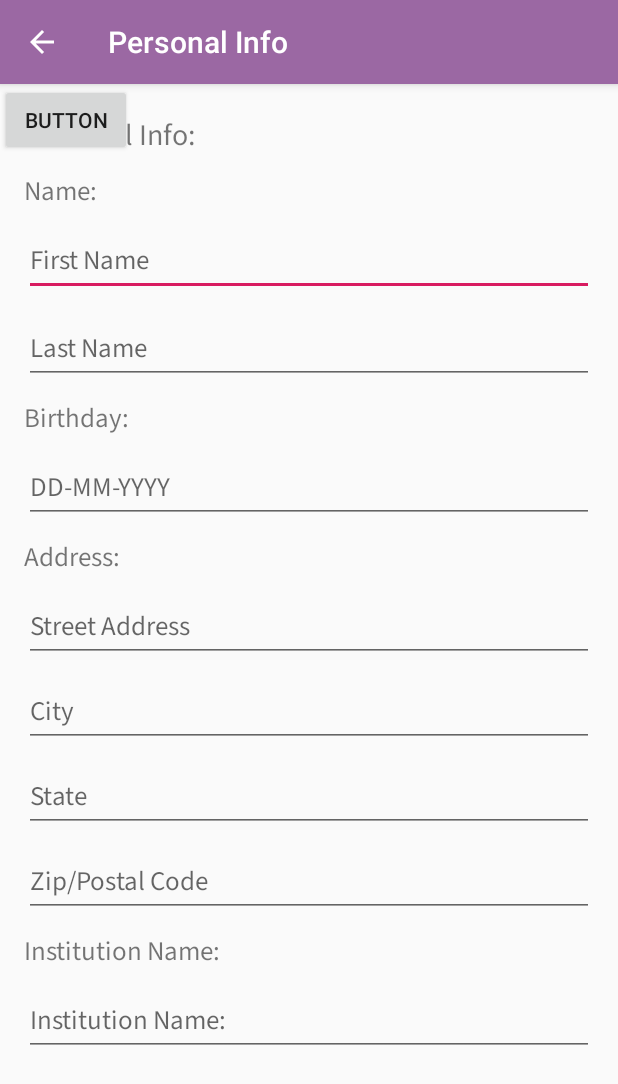
After one commit to Kenkhoo99/UserProfile, an Android app: the Personal_Info screen opened directly, with no data from a screen before it, on a phone screen of 412 x 824 dp. The commit adds this screen. Shown: the top 1084 px of the screen. Run offline under Robolectric (Android 15) with nearby library versions, the phone set to English and light mode, and no system bars.

Commit message:
user profile commit

```diff
--- a/app/build.gradle
+++ b/app/build.gradle
@@ -25,7 +25,7 @@ android {
 
 dependencies {
     implementation fileTree(dir: 'libs', include: ['*.jar'])
-    implementation"org.jetbrains.kotlin:kotlin-stdlib-jdk7:$kotlin_version"
+    implementation "org.jetbrains.kotlin:kotlin-stdlib-jdk7:$kotlin_version"
     implementation 'androidx.appcompat:appcompat:1.1.0'
     implementation 'androidx.core:core-ktx:1.1.0'
     implementation 'androidx.constraintlayout:constraintlayout:1.1.3'
--- a/app/src/main/AndroidManifest.xml
+++ b/app/src/main/AndroidManifest.xml
@@ -9,6 +9,7 @@
         android:roundIcon="@mipmap/ic_launcher_round"
         android:supportsRtl="true"
         android:theme="@style/AppTheme">
+        <activity android:name=".Personal_Info"></activity>
         <activity android:name=".MainActivity">
             <intent-filter>
                 <action android:name="android.intent.action.MAIN" />
@@ -16,6 +17,7 @@
                 <category android:name="android.intent.category.LAUNCHER" />
             </intent-filter>
         </activity>
+
         <meta-data
             android:name="preloaded_fonts"
             android:resource="@array/preloaded_fonts" />
--- /dev/null
+++ b/app/src/main/java/com/example/userprofile/Personal_Info.kt
@@ -0,0 +1,16 @@
+package com.example.userprofile
+
+import androidx.appcompat.app.AppCompatActivity
+import android.os.Bundle
+
+class Personal_Info : AppCompatActivity() {
+
+    override fun onCreate(savedInstanceState: Bundle?) {
+        super.onCreate(savedInstanceState)
+        setContentView(R.layout.activity_personal__info)
+
+        supportActionBar!!.title = "Personal Info"
+        supportActionBar!!.setDisplayHomeAsUpEnabled(true)
+        supportActionBar!!.setDisplayHomeAsUpEnabled(true)
+    }
+}
--- /dev/null
+++ b/app/src/main/res/font/source_sans_pro.xml
@@ -0,0 +1,7 @@
+<?xml version="1.0" encoding="utf-8"?>
+<font-family xmlns:app="http://schemas.android.com/apk/res-auto"
+        app:fontProviderAuthority="com.google.android.gms.fonts"
+        app:fontProviderPackage="com.google.android.gms"
+        app:fontProviderQuery="Source Sans Pro"
+        app:fontProviderCerts="@array/com_google_android_gms_fonts_certs">
+</font-family>
--- /dev/null
+++ b/app/src/main/res/layout/activity_personal__info.xml
@@ -0,0 +1,218 @@
+<?xml version="1.0" encoding="utf-8"?>
+<ScrollView xmlns:android="http://schemas.android.com/apk/res/android"
+    xmlns:app="http://schemas.android.com/apk/res-auto"
+    xmlns:tools="http://schemas.android.com/tools"
+    android:layout_width="match_parent"
+    android:layout_height="match_parent"
+    tools:context=".Personal_Info">
+
+    <androidx.constraintlayout.widget.ConstraintLayout
+        android:layout_width="match_parent"
+        android:layout_height="wrap_content">
+
+        <TextView
+            android:id="@+id/personal_info"
+            android:layout_width="match_parent"
+            android:layout_height="wrap_content"
+            android:layout_marginStart="16dp"
+            android:layout_marginTop="20dp"
+            android:layout_marginEnd="16dp"
+            android:fontFamily="@font/source_sans_pro"
+            android:text="@string/personal_info"
+            android:textSize="20sp"
+            app:layout_constraintEnd_toEndOf="parent"
+            app:layout_constraintStart_toStartOf="parent"
+            app:layout_constraintTop_toTopOf="parent" />
+
+        <TextView
+            android:id="@+id/user_name"
+            android:layout_width="0dp"
+            android:layout_height="wrap_content"
+            android:layout_marginStart="16dp"
+            android:layout_marginTop="10dp"
+            android:layout_marginEnd="16dp"
+            android:fontFamily="@font/source_sans_pro"
+            android:text="@string/user_name"
+            android:textSize="18sp"
+            app:layout_constraintEnd_toEndOf="parent"
+            app:layout_constraintStart_toStartOf="parent"
+            app:layout_constraintTop_toBottomOf="@+id/personal_info" />
+
+        <EditText
+            android:id="@+id/first_name"
+            android:layout_width="0dp"
+            android:layout_height="wrap_content"
+            android:layout_marginStart="16dp"
+            android:layout_marginTop="10dp"
+            android:layout_marginEnd="16dp"
+            android:ems="10"
+            android:fontFamily="@font/source_sans_pro"
+            android:hint="@string/first_name"
+            android:inputType="textPersonName"
+            app:layout_constraintEnd_toEndOf="parent"
+            app:layout_constraintStart_toStartOf="parent"
+            app:layout_constraintTop_toBottomOf="@+id/user_name" />
+
+        <EditText
+            android:id="@+id/last_name"
+            android:layout_width="0dp"
+            android:layout_height="wrap_content"
+            android:layout_marginStart="16dp"
+            android:layout_marginTop="12dp"
+            android:layout_marginEnd="16dp"
+            android:ems="10"
+            android:fontFamily="@font/source_sans_pro"
+            android:hint="@string/last_name"
+            android:inputType="textPersonName"
+            app:layout_constraintEnd_toEndOf="parent"
+            app:layout_constraintHorizontal_bias="0.0"
+            app:layout_constraintStart_toStartOf="parent"
+            app:layout_constraintTop_toBottomOf="@+id/first_name" />
+
+        <TextView
+            android:id="@+id/user_birthday"
+            android:layout_width="0dp"
+            android:layout_height="wrap_content"
+            android:layout_marginStart="16dp"
+            android:layout_marginTop="10dp"
+            android:layout_marginEnd="16dp"
+            android:fontFamily="@font/source_sans_pro"
+            android:text="@string/user_birthday"
+            android:textSize="18sp"
+            app:layout_constraintEnd_toEndOf="parent"
+            app:layout_constraintStart_toStartOf="parent"
+            app:layout_constraintTop_toBottomOf="@+id/last_name" />
+
+        <EditText
+            android:id="@+id/birthday"
+            android:layout_width="0dp"
+            android:layout_height="wrap_content"
+            android:layout_marginStart="16dp"
+            android:layout_marginTop="10dp"
+            android:layout_marginEnd="16dp"
+            android:ems="10"
+            android:fontFamily="@font/source_sans_pro"
+            android:hint="@string/birthday"
+            android:inputType="date"
+            app:layout_constraintEnd_toEndOf="parent"
+            app:layout_constraintStart_toStartOf="parent"
+            app:layout_constraintTop_toBottomOf="@+id/user_birthday" />
+
+        <TextView
+            android:id="@+id/user_address"
+            android:layout_width="0dp"
+            android:layout_height="wrap_content"
+            android:layout_marginStart="16dp"
+            android:layout_marginTop="10dp"
+            android:layout_marginEnd="16dp"
+            android:fontFamily="@font/source_sans_pro"
+            android:text="@string/user_address"
+            android:textSize="18sp"
+            app:layout_constraintEnd_toEndOf="parent"
+            app:layout_constraintStart_toStartOf="parent"
+            app:layout_constraintTop_toBottomOf="@+id/birthday" />
+
+        <EditText
+            android:id="@+id/address"
+            android:layout_width="0dp"
+            android:layout_height="wrap_content"
+            android:layout_marginStart="16dp"
+            android:layout_marginTop="10dp"
+            android:layout_marginEnd="16dp"
+            android:ems="10"
+            android:fontFamily="@font/source_sans_pro"
+            android:hint="@string/street"
+            android:inputType="textPostalAddress"
+            app:layout_constraintEnd_toEndOf="parent"
+            app:layout_constraintStart_toStartOf="parent"
+            app:layout_constraintTop_toBottomOf="@+id/user_address" />
+
+        <EditText
+            android:id="@+id/city"
+            android:layout_width="0dp"
+            android:layout_height="wrap_content"
+            android:layout_marginStart="16dp"
+            android:layout_marginTop="10dp"
+            android:layout_marginEnd="16dp"
+            android:ems="10"
+            android:fontFamily="@font/source_sans_pro"
+            android:hint="@string/city"
+            android:inputType="text"
+            app:layout_constraintEnd_toEndOf="parent"
+            app:layout_constraintStart_toStartOf="parent"
+            app:layout_constraintTop_toBottomOf="@+id/address" />
+
+        <EditText
+            android:id="@+id/state"
+            android:layout_width="0dp"
+            android:layout_height="wrap_content"
+            android:layout_marginStart="16dp"
+            android:layout_marginTop="10dp"
+            android:layout_marginEnd="16dp"
+            android:ems="10"
+            android:fontFamily="@font/source_sans_pro"
+            android:hint="@string/state"
+            android:inputType="text"
+            app:layout_constraintEnd_toEndOf="parent"
+            app:layout_constraintStart_toStartOf="parent"
+            app:layout_constraintTop_toBottomOf="@+id/city" />
+
+        <EditText
+            android:id="@+id/zip"
+            android:layout_width="0dp"
+            android:layout_height="wrap_content"
+            android:layout_marginStart="16dp"
+            android:layout_marginTop="10dp"
+            android:layout_marginEnd="16dp"
+            android:ems="10"
+            android:fontFamily="@font/source_sans_pro"
+            android:hint="@string/zip"
+            android:inputType="number"
+            app:layout_constraintEnd_toEndOf="parent"
+            app:layout_constraintStart_toStartOf="parent"
+            app:layout_constraintTop_toBottomOf="@+id/state" />
+
+        <!-- country dropdown list-->
+
+
+        <TextView
+            android:id="@+id/institution"
+            android:layout_width="0dp"
+            android:layout_height="wrap_content"
+            android:layout_marginStart="16dp"
+            android:layout_marginTop="10dp"
+            android:layout_marginEnd="16dp"
+            android:fontFamily="@font/source_sans_pro"
+            android:text="@string/institution_name"
+            android:textSize="18sp"
+            app:layout_constraintEnd_toEndOf="parent"
+            app:layout_constraintStart_toStartOf="parent"
+            app:layout_constraintTop_toBottomOf="@+id/zip" />
+
+        <EditText
+            android:id="@+id/ins_name"
+            android:layout_width="0dp"
+            android:layout_height="wrap_content"
+            android:layout_marginStart="16dp"
+            android:layout_marginTop="10dp"
+            android:layout_marginEnd="16dp"
+            android:ems="10"
+            android:fontFamily="@font/source_sans_pro"
+            android:hint="@string/institution_name"
+            android:inputType="text"
+            app:layout_constraintEnd_toEndOf="parent"
+            app:layout_constraintStart_toStartOf="parent"
+            app:layout_constraintTop_toBottomOf="@+id/institution" />
+
+        <Button
+            android:id="@+id/button"
+            android:layout_width="wrap_content"
+            android:layout_height="wrap_content"
+            android:text="Button" />
+
+
+    </androidx.constraintlayout.widget.ConstraintLayout>
+
+
+
+</ScrollView>
--- a/app/src/main/res/values/preloaded_fonts.xml
+++ b/app/src/main/res/values/preloaded_fonts.xml
@@ -1,6 +1,7 @@
 <?xml version="1.0" encoding="utf-8"?>
 <resources>
     <array name="preloaded_fonts" translatable="false">
+        <item>@font/source_sans_pro</item>
         <item>@font/source_sans_pro_light</item>
     </array>
 </resources>
--- a/app/src/main/res/values/strings.xml
+++ b/app/src/main/res/values/strings.xml
@@ -5,4 +5,20 @@
     <string name="settings">Account Settings: </string>
     <string name="personal">Personal Info</string>
     <string name="account">Account Info</string>
+    <string name="personal_info">Personal Info: </string>
+    <string name="user_name">Name:</string>
+    <string name="first_name">First Name</string>
+    <string name="last_name">Last Name</string>
+    <string name="user_birthday">Birthday:</string>
+    <string name="birthday">DD-MM-YYYY</string>
+    <string name="user_address">Address:</string>
+    <string name="street">Street Address</string>
+    <string name="city">City</string>
+    <string name="state">State</string>
+    <string name="zip">Zip/Postal Code</string>
+    <string name="country">Country</string>
+    <string name="institution_name">Institution Name: </string>
+    <string name="ins_name">Name of your current institution</string>
+    <string name="update">Update Personal Info</string>
+    <string name="warning">By clicking "Update Personal Info", I acknowledge that all information submitted above is factually correct</string>
 </resources>
```
